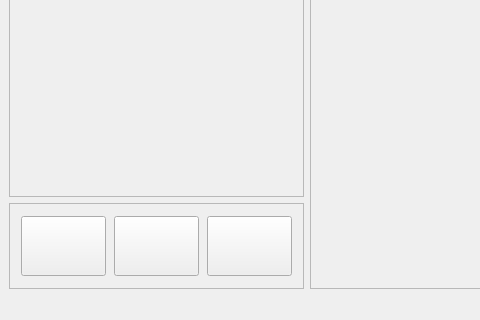
Above: runwindow.ui from CrescentonC/COMP2012H_19_Fall_Project before the change; both pictures show x 0 to 480 and y 503 to 823 of the 1205 by 823 pixel window. Below: the same form after it.
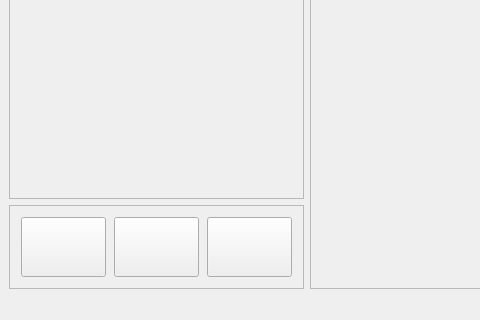
That is the form after the change. Icons and pictures are not drawn.

```diff
--- a/runwindow.ui
+++ b/runwindow.ui
@@ -52,6 +52,12 @@
         <height>72</height>
        </size>
       </property>
+      <property name="maximumSize">
+       <size>
+        <width>295</width>
+        <height>84</height>
+       </size>
+      </property>
       <property name="widgetResizable">
        <bool>true</bool>
       </property>
@@ -188,6 +194,18 @@
         <verstretch>24</verstretch>
        </sizepolicy>
       </property>
+      <property name="minimumSize">
+       <size>
+        <width>0</width>
+        <height>0</height>
+       </size>
+      </property>
+      <property name="maximumSize">
+       <size>
+        <width>295</width>
+        <height>16777215</height>
+       </size>
+      </property>
       <property name="widgetResizable">
        <bool>true</bool>
       </property>
```
